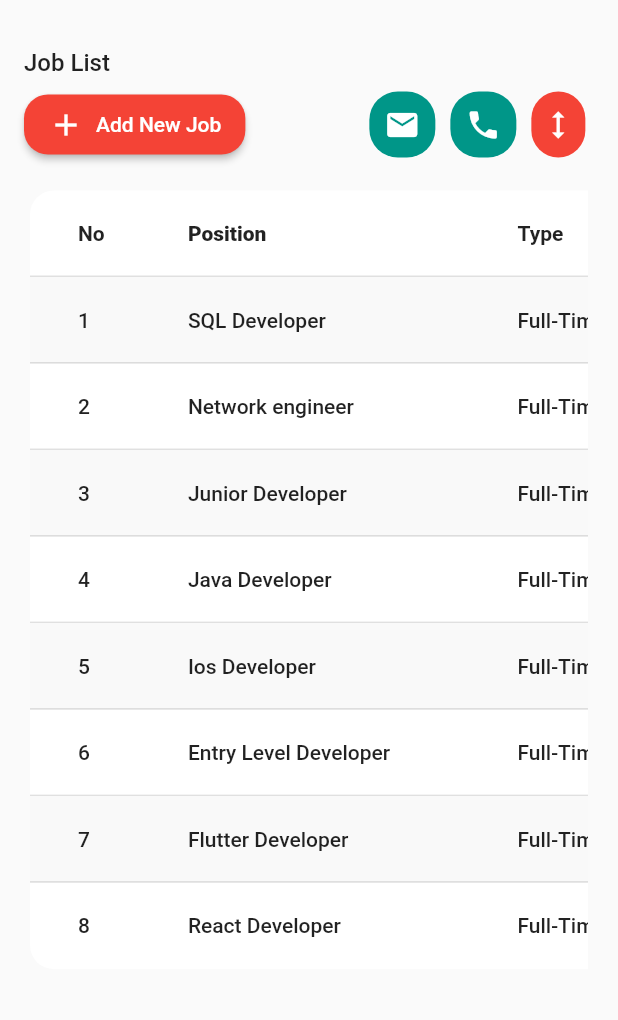
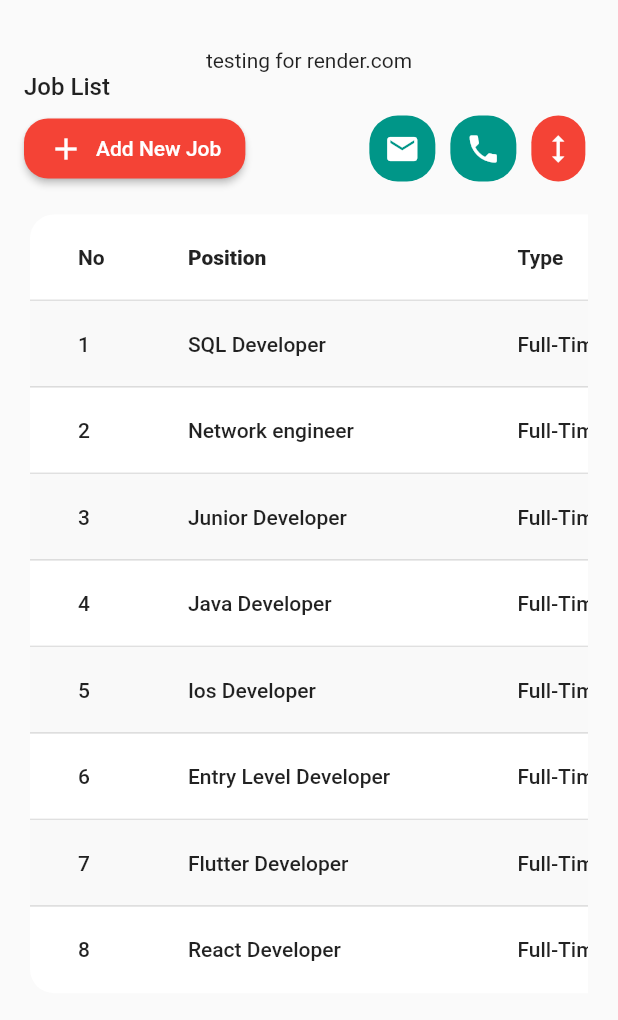
Before and after one commit to muhammedshafeeque-easternts/jobick_shafeeque, a Flutter app: the screen it shows after launch, on a phone screen of 412 x 824 dp, the part 90-1110 px from its top. Run offline on Flutter 3.47's test engine with Material 2 defaults, Android fonts, the light colour scheme and no system bars; our stand-ins replace flutter_svg.

Commit message:
testing for render.com

```diff
--- a/lib/screens/dashboard/dashboard_screen.dart
+++ b/lib/screens/dashboard/dashboard_screen.dart
@@ -38,6 +38,7 @@ class DashboardScreen extends StatelessWidget {
                           flex: 5,
                           child: Column(
                             children:  [
+                              const Text('testing for render.com'),
                               const Header(),
                               const SizedBox(height: defaultPadding),
                               // TableData(),
```
